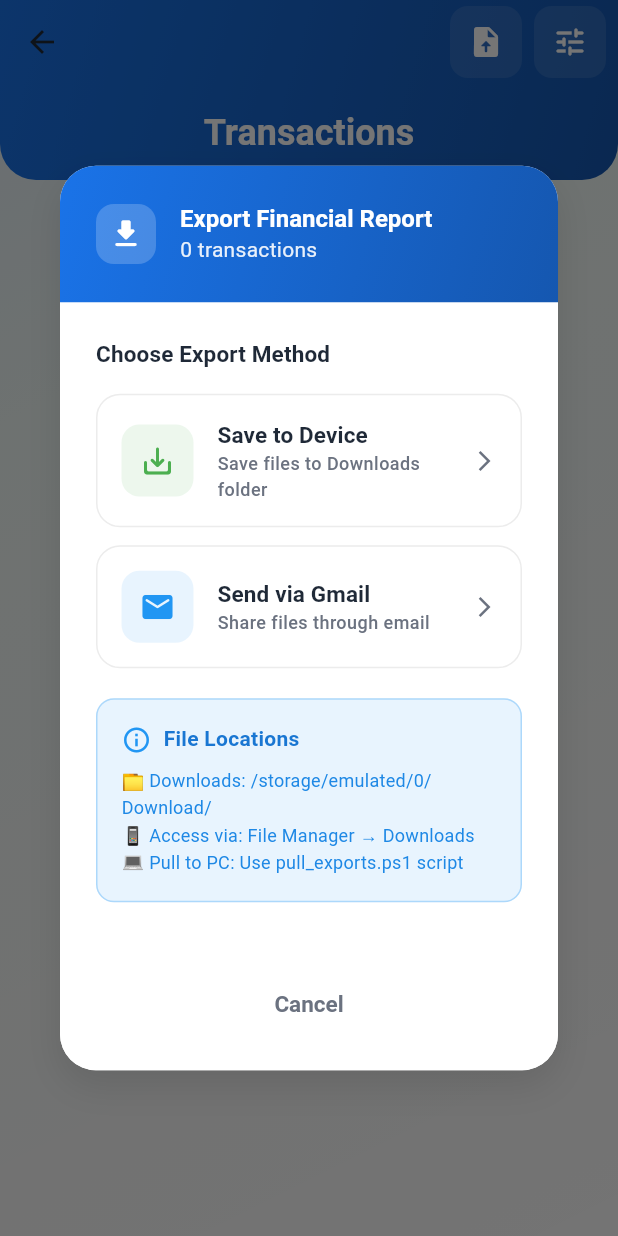
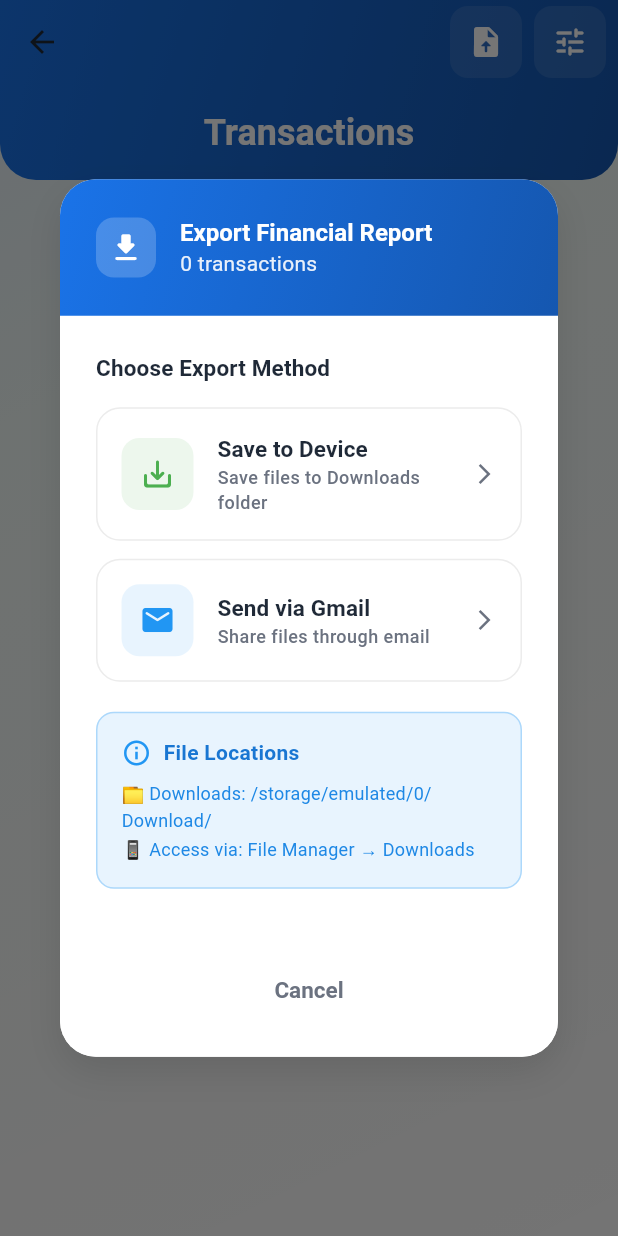
Before and after one commit to JoshClays/NIT3004-IT-Capstone-Project-2-Backup, a Flutter app: the TransactionListScreen screen opened directly, after a tap on the "upload file" icon, on a phone screen of 412 x 824 dp. Run offline on Flutter 3.47's test engine with Material 3 defaults, Android fonts, the phone set to English and light mode, and no system bars; our stand-ins replace fl_chart, pdf, share_plus, shared_preferences, sqflite; accounts and stored records are empty.

Commit message:
Expense Tracker v2.0.0 Enhanced Edition

```diff
--- a/lib/widgets/export_options_dialog.dart
+++ b/lib/widgets/export_options_dialog.dart
@@ -192,8 +192,7 @@ class _ExportOptionsDialogState extends State<ExportOptionsDialog> with TickerPr
                                 const SizedBox(height: 8),
                                 Text(
                                   '📁 Downloads: /storage/emulated/0/Download/\n'
-                                  '📱 Access via: File Manager → Downloads\n'
-                                  '💻 Pull to PC: Use pull_exports.ps1 script',
+                                  '📱 Access via: File Manager → Downloads',
                                   style: TextStyle(
                                     fontSize: 12,
                                     color: Colors.blue.shade600,
--- a/pubspec.yaml
+++ b/pubspec.yaml
@@ -16,7 +16,7 @@ publish_to: 'none' # Remove this line if you wish to publish to pub.dev
 # https://developer.apple.com/library/archive/documentation/General/Reference/InfoPlistKeyReference/Articles/CoreFoundationKeys.html
 # In Windows, build-name is used as the major, minor, and patch parts
 # of the product and file versions while build-number is used as the build suffix.
-version: 1.0.0+1
+version: 2.0.0+2
 
 environment:
   sdk: ^3.7.2
```
Also changed, not shown: 6 other files.
